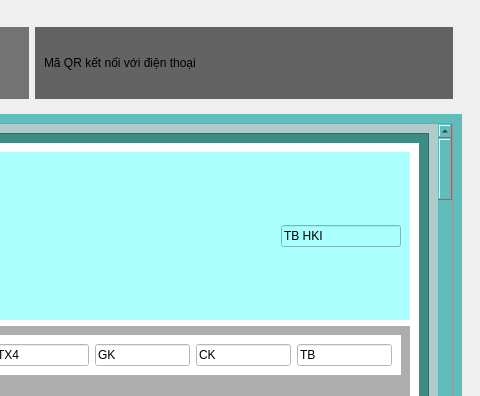
KietIT-bip-bip/PTA39-SPCK, file ui/home.ui: the form before one commit; both pictures show x 520 to 1000 and y 0 to 396 of the 1000 by 600 pixel window.
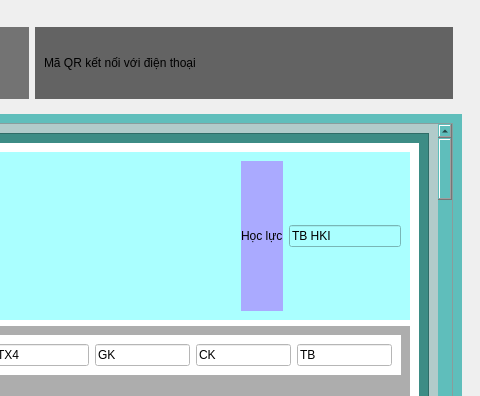
The form after the commit.

```diff
--- a/ui/home.ui
+++ b/ui/home.ui
@@ -293,6 +293,16 @@
                          </property>
                         </spacer>
                        </item>
+                       <item>
+                        <widget class="QLabel" name="label_9">
+                         <property name="styleSheet">
+                          <string notr="true">background-color: rgb(170, 170, 255);</string>
+                         </property>
+                         <property name="text">
+                          <string>Học lực</string>
+                         </property>
+                        </widget>
+                       </item>
                        <item>
                         <widget class="QLineEdit" name="lineEdit_85">
                          <property name="text">
```
Left out of the diff: 28 changed lines with no effect on the pictures.
